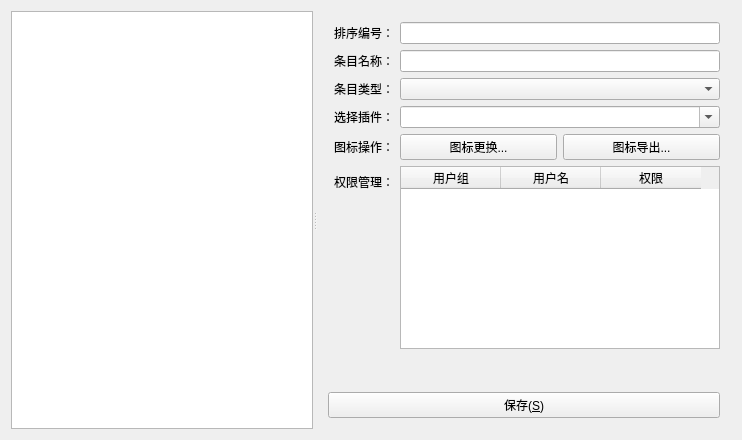
Qt form SKGui/cfunpointedit.ui (song-kang/SKHMIProject) before a commit.
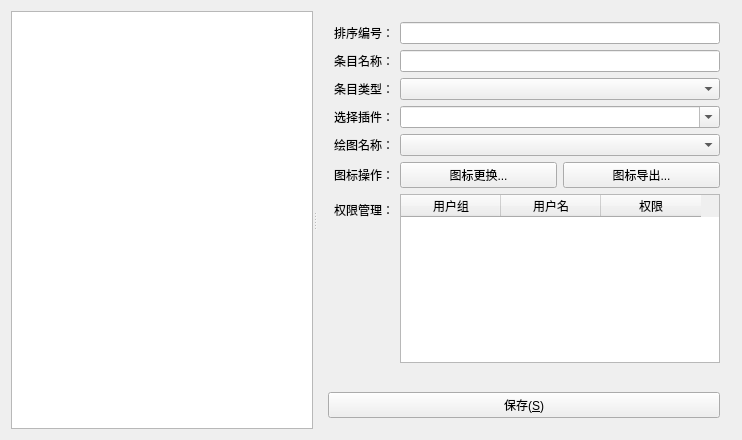
The same form after that commit. Icons and pictures are not drawn.

```diff
--- a/SKGui/cfunpointedit.ui
+++ b/SKGui/cfunpointedit.ui
@@ -83,21 +83,21 @@
            </property>
           </widget>
          </item>
-         <item row="4" column="0">
+         <item row="5" column="0">
           <widget class="QLabel" name="label_icon">
            <property name="text">
             <string>图标操作：</string>
            </property>
           </widget>
          </item>
-         <item row="5" column="0">
+         <item row="6" column="0">
           <widget class="QLabel" name="label_auth">
            <property name="text">
             <string>权限管理：</string>
            </property>
           </widget>
          </item>
-         <item row="5" column="1">
+         <item row="6" column="1">
           <widget class="QTableWidget" name="tableWidget_auth">
            <column>
             <property name="text">
@@ -116,7 +116,7 @@
            </column>
           </widget>
          </item>
-         <item row="6" column="0">
+         <item row="7" column="0">
           <spacer name="verticalSpacer">
            <property name="orientation">
             <enum>Qt::Vertical</enum>
@@ -129,7 +129,7 @@
            </property>
           </spacer>
          </item>
-         <item row="4" column="1">
+         <item row="5" column="1">
           <widget class="QWidget" name="widget" native="true">
            <layout class="QGridLayout" name="gridLayout">
             <property name="margin">
@@ -172,6 +172,16 @@
            </layout>
           </widget>
          </item>
+         <item row="4" column="0">
+          <widget class="QLabel" name="label_wnd">
+           <property name="text">
+            <string>绘图名称：</string>
+           </property>
+          </widget>
+         </item>
+         <item row="4" column="1">
+          <widget class="QComboBox" name="comboBox_wnd"/>
+         </item>
         </layout>
        </item>
        <item>
```
